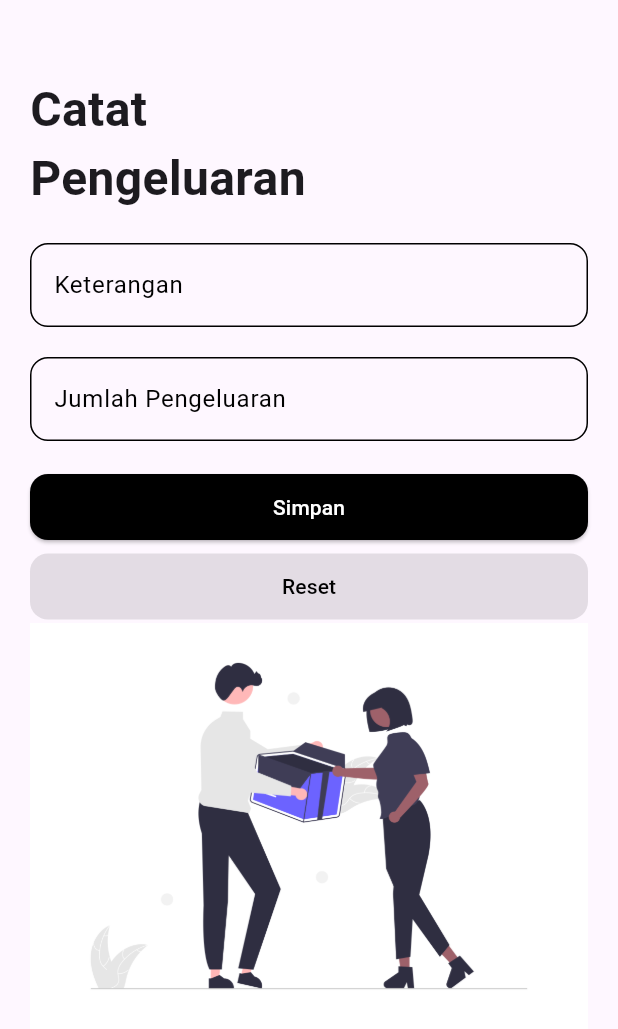
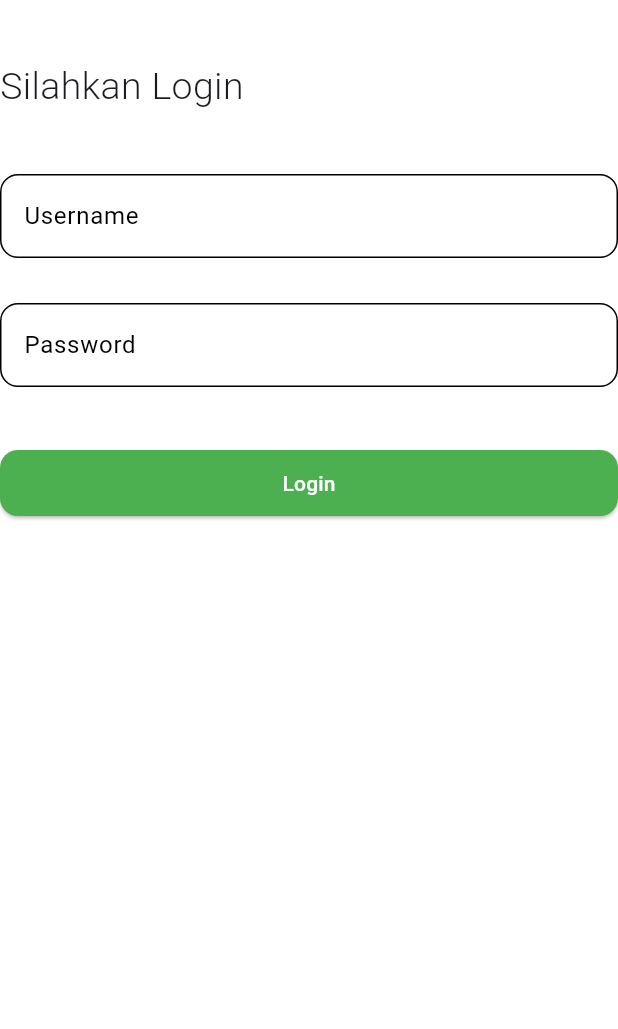
Before and after one commit to Richiee27/aplikasi_pengeluaran, a Flutter app: the screen it shows after launch, on a phone screen of 412 x 824 dp. Shown: the top 1029 px of the screen. Run offline on Flutter 3.47's test engine with Material 3 defaults, Android fonts, the phone set to English and light mode, and no system bars; our stand-ins replace get_storage, supabase_flutter; accounts and stored records are empty.

Commit message:
initiate commit

```diff
--- a/lib/home.dart
+++ b/lib/home.dart
@@ -4,6 +4,8 @@ import 'package:flutter/src/widgets/placeholder.dart';
 import 'package:flutter_application_1/components/app_button.dart';
 import 'package:flutter_application_1/components/app_text_field.dart';
 import 'package:flutter_application_1/edit.dart';
+import 'package:flutter_application_1/login.dart';
+import 'package:get_storage/get_storage.dart';
 import 'package:supabase_flutter/supabase_flutter.dart';
 
 class HomePage extends StatefulWidget {
@@ -53,6 +55,17 @@ class _HomePageState extends State<HomePage> {
                   fontSize: 32,
                   fontWeight: FontWeight.bold,
                 ),
+              ),
+              AppButton(
+                text: "Logout",
+                color: Colors.red,
+                onPressed: () {
+                  final box = GetStorage();
+                  box.remove('username');
+                  Navigator.of(context).pushAndRemoveUntil(
+                      MaterialPageRoute(builder: (context) => LoginPage()),
+                      (route) => false);
+                },
               ),
               SizedBox(
                 height: 20,
--- /dev/null
+++ b/lib/login.dart
@@ -0,0 +1,99 @@
+import 'package:flutter/material.dart';
+import 'package:flutter_application_1/components/app_button.dart';
+import 'package:flutter_application_1/components/app_text_field.dart';
+import 'package:flutter_application_1/home.dart';
+import 'package:get_storage/get_storage.dart';
+
+class LoginPage extends StatefulWidget {
+  const LoginPage({super.key});
+
+  @override
+  State<LoginPage> createState() => _LoginPageState();
+}
+
+class _LoginPageState extends State<LoginPage> {
+  TextEditingController usernameController = TextEditingController();
+  TextEditingController passwordController = TextEditingController();
+
+  @override
+  void initState() {
+    super.initState();
+    CheckUser();
+  }
+
+  void CheckUser() {
+    final box = GetStorage();
+    String? username = box.read('username');
+    if (username != null) {
+      print("LOGIN USER (username)");
+      Future.delayed(Duration(milliseconds: 100), () {
+        Navigator.push(
+            context, MaterialPageRoute(builder: ((context) => HomePage())));
+      });
+      Navigator.push(
+          context, MaterialPageRoute(builder: ((context) => HomePage())));
+    }
+  }
+
+  void Login() {
+    String username = usernameController.text;
+    String password = passwordController.text;
+
+    if (username != 'admin' || password != 'admin') {
+      ScaffoldMessenger.of(context).showSnackBar(SnackBar(
+        content: Text("Username atau Password salah"),
+      ));
+      return;
+    }
+    final box = GetStorage();
+    box.write('username', username);
+    Navigator.push(
+        context, MaterialPageRoute(builder: (context) => HomePage()));
+  }
+
+  @override
+  Widget build(BuildContext context) {
+    return Scaffold(
+      body: Container(
+        color: Colors.white,
+        child: Column(
+          crossAxisAlignment: CrossAxisAlignment.start,
+          mainAxisAlignment: MainAxisAlignment.start,
+          children: [
+            SizedBox(
+              height: 40,
+            ),
+            Text(
+              "Silahkan Login",
+              style: TextStyle(fontSize: 25, fontWeight: FontWeight.w300),
+            ),
+            const SizedBox(
+              height: 40,
+            ),
+            AppTextField(
+              controller: usernameController,
+              label: "Username",
+            ),
+            const SizedBox(
+              height: 30,
+            ),
+            AppTextField(
+              controller: passwordController,
+              label: "Password",
+            ),
+            SizedBox(
+              height: 40,
+            ),
+            AppButton(
+              onPressed: () {
+                Login();
+              },
+              text: 'Login',
+              color: Colors.green,
+            )
+          ],
+        ),
+      ),
+    );
+  }
+}
--- a/lib/main.dart
+++ b/lib/main.dart
@@ -1,5 +1,6 @@
 import 'package:flutter/material.dart';
 import 'package:flutter_application_1/home.dart';
+import 'package:flutter_application_1/login.dart';
 import 'package:supabase_flutter/supabase_flutter.dart';
 
 void main() async {
@@ -19,7 +20,7 @@ class MainApp extends StatelessWidget {
     return const MaterialApp(
       debugShowCheckedModeBanner: false,
       home: Scaffold(
-        body: HomePage(),
+        body: LoginPage(),
       ),
     );
   }
--- a/pubspec.yaml
+++ b/pubspec.yaml
@@ -9,6 +9,7 @@ environment:
 dependencies:
   flutter:
     sdk: flutter
+  get_storage: ^2.1.1
   supabase_flutter: ^1.10.25
 
 dev_dependencies:
```
Also changed, not shown: pubspec.lock.
